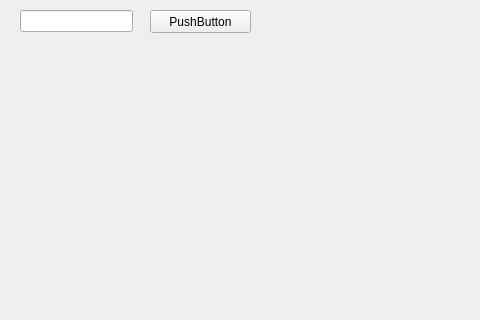
The window that mainwindow.ui (minhnv16/qt-sample-widget) describes before a commit, drawn with Qt 5; both pictures show x 0 to 480 and y 0 to 320 of the 800 by 600 pixel window.
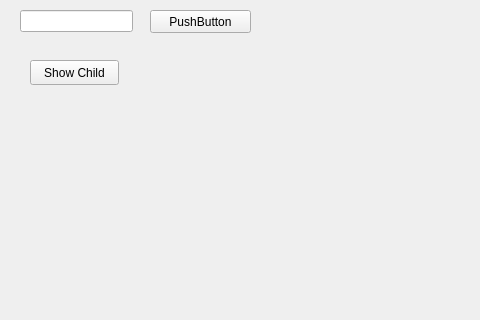
The same window after the commit.

Commit message: add new child dialog

```diff
--- a/mainwindow.ui
+++ b/mainwindow.ui
@@ -37,6 +37,19 @@
      </rect>
     </property>
    </widget>
+   <widget class="QPushButton" name="pushButtonShowChild">
+    <property name="geometry">
+     <rect>
+      <x>30</x>
+      <y>60</y>
+      <width>89</width>
+      <height>25</height>
+     </rect>
+    </property>
+    <property name="text">
+     <string>Show Child</string>
+    </property>
+   </widget>
   </widget>
   <widget class="QMenuBar" name="menubar">
    <property name="geometry">
```
The commit also changes 6 other files.
